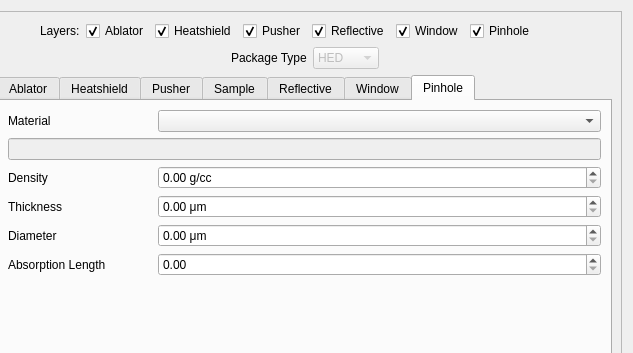
Qt form hexrdgui/resources/ui/physics_package_manager_dialog.ui (HEXRD/hexrdgui) before a commit; both pictures show x 665 to 1298 and y 0 to 353 of the 1298 by 527 pixel window.
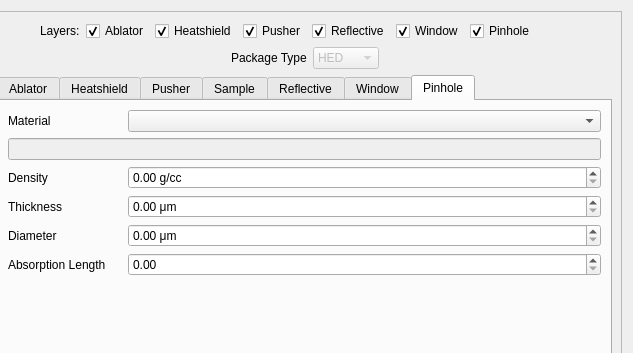
The same form after that commit. The open tabs and pages were chosen to show the change. Custom widgets are drawn as their Qt base class.

Commit message:
Keep waterfall plot in front of the application
Also make a small improvements to appearance of physics package manager
layout.

The edit to the form file:
```diff
--- a/hexrdgui/resources/ui/physics_package_manager_dialog.ui
+++ b/hexrdgui/resources/ui/physics_package_manager_dialog.ui
@@ -725,6 +725,16 @@
           <string>Pinhole</string>
          </attribute>
          <layout class="QGridLayout" name="gridLayout_6">
+          <item row="0" column="1" colspan="4">
+           <widget class="QComboBox" name="pinhole_material"/>
+          </item>
+          <item row="1" column="0" colspan="5">
+           <widget class="QLineEdit" name="pinhole_material_input">
+            <property name="enabled">
+             <bool>false</bool>
+            </property>
+           </widget>
+          </item>
           <item row="0" column="0">
            <widget class="QLabel" name="pinhole_material_label">
             <property name="text">
@@ -735,42 +745,6 @@
             </property>
            </widget>
           </item>
-          <item row="3" column="1" colspan="3">
-           <widget class="ScientificDoubleSpinBox" name="pinhole_thickness">
-            <property name="suffix">
-             <string> μm</string>
-            </property>
-            <property name="singleStep">
-             <double>0.100000000000000</double>
-            </property>
-           </widget>
-          </item>
-          <item row="6" column="0">
-           <spacer name="pinhole_vertical_spacer">
-            <property name="orientation">
-             <enum>Qt::Vertical</enum>
-            </property>
-            <property name="sizeHint" stdset="0">
-             <size>
-              <width>20</width>
-              <height>40</height>
-             </size>
-            </property>
-           </spacer>
-          </item>
-          <item row="0" column="1" colspan="3">
-           <widget class="QComboBox" name="pinhole_material"/>
-          </item>
-          <item row="2" column="1" colspan="3">
-           <widget class="ScientificDoubleSpinBox" name="pinhole_density">
-            <property name="enabled">
-             <bool>true</bool>
-            </property>
-            <property name="suffix">
-             <string> g/cc</string>
-            </property>
-           </widget>
-          </item>
           <item row="3" column="0">
            <widget class="QLabel" name="pinhole_thickness_label">
             <property name="text">
@@ -781,6 +755,16 @@
             </property>
            </widget>
           </item>
+          <item row="3" column="1" colspan="4">
+           <widget class="ScientificDoubleSpinBox" name="pinhole_thickness">
+            <property name="suffix">
+             <string> μm</string>
+            </property>
+            <property name="singleStep">
+             <double>0.100000000000000</double>
+            </property>
+           </widget>
+          </item>
           <item row="4" column="0">
            <widget class="QLabel" name="pinhole_diameter_label">
             <property name="text">
@@ -791,10 +775,33 @@
             </property>
            </widget>
           </item>
-          <item row="1" column="0" colspan="4">
-           <widget class="QLineEdit" name="pinhole_material_input">
+          <item row="4" column="1" colspan="4">
+           <widget class="ScientificDoubleSpinBox" name="pinhole_diameter">
+            <property name="suffix">
+             <string> μm</string>
+            </property>
+           </widget>
+          </item>
+          <item row="6" column="0">
+           <spacer name="pinhole_vertical_spacer">
+            <property name="orientation">
+             <enum>Qt::Vertical</enum>
+            </property>
+            <property name="sizeHint" stdset="0">
+             <size>
+              <width>20</width>
+              <height>40</height>
+             </size>
+            </property>
+           </spacer>
+          </item>
+          <item row="2" column="1" colspan="4">
+           <widget class="ScientificDoubleSpinBox" name="pinhole_density">
             <property name="enabled">
-             <bool>false</bool>
+             <bool>true</bool>
+            </property>
+            <property name="suffix">
+             <string> g/cc</string>
             </property>
            </widget>
           </item>
@@ -808,13 +815,6 @@
             </property>
            </widget>
           </item>
-          <item row="4" column="1" colspan="3">
-           <widget class="ScientificDoubleSpinBox" name="pinhole_diameter">
-            <property name="suffix">
-             <string> μm</string>
-            </property>
-           </widget>
-          </item>
           <item row="5" column="0">
            <widget class="QLabel" name="absorption_length_label">
             <property name="text">
@@ -825,7 +825,7 @@
             </property>
            </widget>
           </item>
-          <item row="5" column="1" colspan="3">
+          <item row="5" column="1" colspan="4">
            <widget class="ScientificDoubleSpinBox" name="absorption_length">
             <property name="singleStep">
              <double>0.100000000000000</double>
```
Left out of the diff: 72 changed lines with no effect on the pictures. The commit also changes 1 other file.
